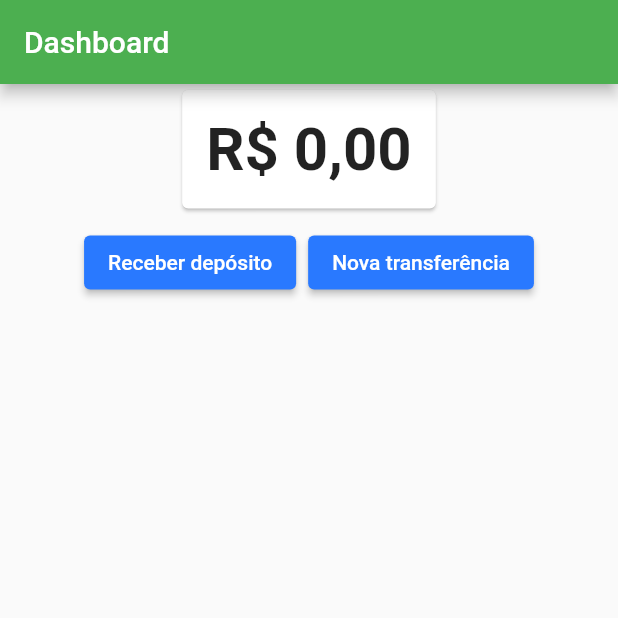
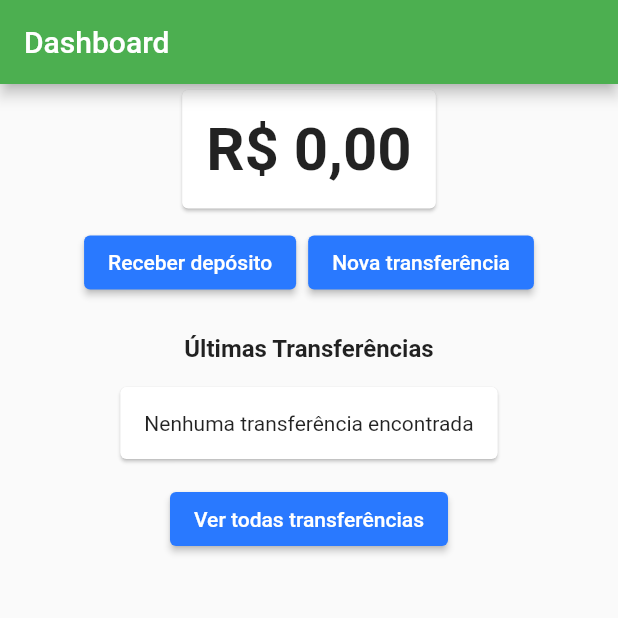
Before and after one commit to ErickCReis/FormacaoFlutter-Alura, a Flutter app: the screen it shows after launch, on a phone screen of 412 x 824 dp, the top half of it. Run offline on Flutter 3.47's test engine with Material 2 defaults, Android fonts, the phone set to English and light mode, and no system bars.

Commit message:
Gerenciamento de estados com Provider: Aula 05 - Validando e finalizando o app

```diff
--- a/Gerenciamento de estados com Provider/lib/screens/dashboard/dashboard.dart
+++ b/Gerenciamento de estados com Provider/lib/screens/dashboard/dashboard.dart
@@ -1,6 +1,7 @@
 import 'package:bytebank/screens/dashboard/saldo_card.dart';
 import 'package:bytebank/screens/deposito/formulario.dart';
 import 'package:bytebank/screens/transferencia/formulario.dart';
+import 'package:bytebank/screens/transferencia/ultimas.dart';
 import 'package:flutter/material.dart';
 
 class Dashboard extends StatelessWidget {
@@ -40,7 +41,8 @@ class Dashboard extends StatelessWidget {
                 child: const Text('Nova transferência'),
               )
             ],
-          )
+          ),
+          const UltimasTranferencias(),
         ],
       ),
     );
--- /dev/null
+++ b/Gerenciamento de estados com Provider/lib/screens/transferencia/ultimas.dart
@@ -0,0 +1,71 @@
+import 'dart:math';
+
+import 'package:bytebank/models/transferencias.dart';
+import 'package:bytebank/screens/transferencia/lista.dart';
+import 'package:flutter/material.dart';
+import 'package:provider/provider.dart';
+
+const _titulo = 'Últimas Transferências';
+
+class UltimasTranferencias extends StatelessWidget {
+  const UltimasTranferencias({Key? key}) : super(key: key);
+
+  @override
+  Widget build(BuildContext context) {
+    return Padding(
+      padding: const EdgeInsets.all(16),
+      child: Column(
+        children: [
+          const Text(
+            _titulo,
+            style: TextStyle(
+              fontSize: 16,
+              fontWeight: FontWeight.bold,
+            ),
+          ),
+          Consumer<Transferencias>(
+            builder: (_, transferencias, __) {
+              final size = transferencias.transferencias.length;
+
+              if (size == 0) {
+                return const SemTransferencias();
+              }
+
+              return ListView.builder(
+                itemCount: min(size, 2),
+                shrinkWrap: true,
+                itemBuilder: (_, indice) => ItemTranferencia(
+                  transferencias.transferencias[size - indice - 1],
+                ),
+              );
+            },
+          ),
+          ElevatedButton(
+            onPressed: () => Navigator.push(
+              context,
+              MaterialPageRoute(
+                builder: (_) => const ListaTranferencias(),
+              ),
+            ),
+            child: const Text('Ver todas transferências'),
+          )
+        ],
+      ),
+    );
+  }
+}
+
+class SemTransferencias extends StatelessWidget {
+  const SemTransferencias({Key? key}) : super(key: key);
+
+  @override
+  Widget build(BuildContext context) {
+    return const Card(
+      margin: EdgeInsets.all(16),
+      child: Padding(
+        padding: EdgeInsets.all(16),
+        child: Text('Nenhuma transferência encontrada'),
+      ),
+    );
+  }
+}
```
Also changed, not shown: Gerenciamento de estados com Provider/lib/models/transferencia.dart (+8 -0 lines), Gerenciamento de estados com Provider/lib/screens/transferencia/lista.dart (+14 -28 lines), 1 other file.
